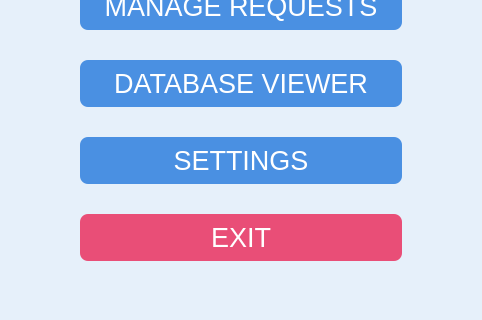
Old version of the form mainwindow.ui in the repository minnesangg/TicketFlow; both pictures show x 159 to 641 and y 142 to 462 of the 800 by 550 pixel window.
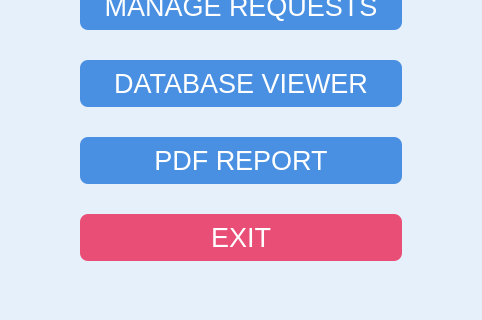
New version of the form. Icons and pictures are not drawn.

Commit message: before PR

```diff
--- a/mainwindow.ui
+++ b/mainwindow.ui
@@ -175,7 +175,7 @@
 }</string>
         </property>
         <property name="text">
-         <string>SETTINGS</string>
+         <string>PDF REPORT</string>
         </property>
        </widget>
       </item>
```
Left out of the diff: 4 changed lines with no effect on the pictures. The commit also changes 2 other files.
